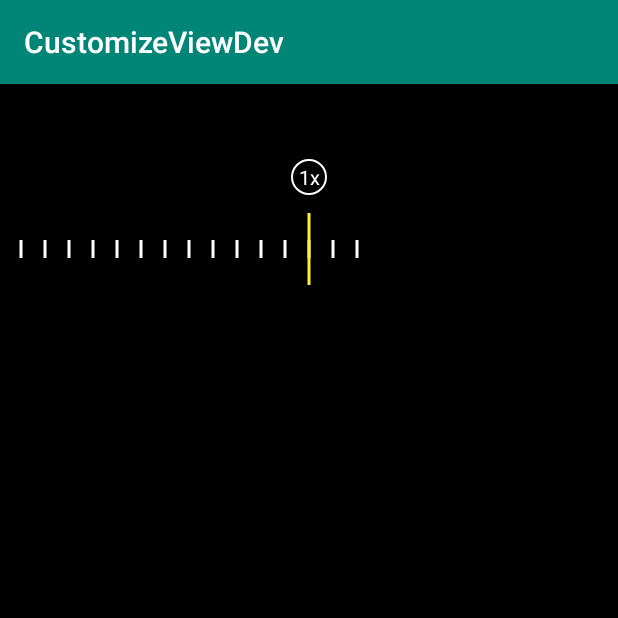
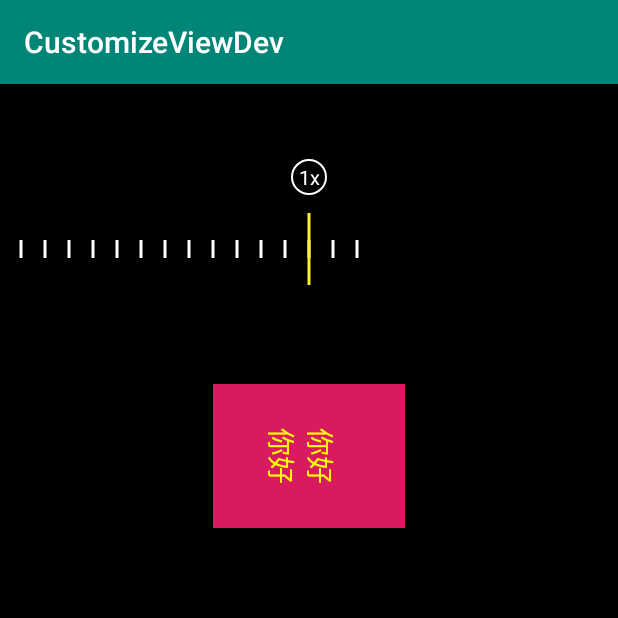
Before and after one commit to cat9tac/CustomizeViewDev, an Android app: the screen it shows after launch (MainActivity), on a phone screen of 412 x 824 dp, the top half of it. Run offline under Robolectric (Android 15) with nearby library versions, the phone set to English and light mode, and no system bars.

Commit message:
添加ModuleSelectView

```diff
--- a/app/src/main/java/com/example/customizeviewdev/MainActivity.java
+++ b/app/src/main/java/com/example/customizeviewdev/MainActivity.java
@@ -3,9 +3,6 @@ package com.example.customizeviewdev;
 import androidx.appcompat.app.AppCompatActivity;
 
 import android.os.Bundle;
-import android.widget.HorizontalScrollView;
-
-import com.example.customizeviewdev.ZoomScaleView.CustomZoomScaleView;
 
 public class MainActivity extends AppCompatActivity {
 
--- /dev/null
+++ b/app/src/main/java/com/example/customizeviewdev/ModeSelectView/ModeSelectView.java
@@ -0,0 +1,78 @@
+package com.example.customizeviewdev.ModeSelectView;
+
+import android.content.Context;
+import android.graphics.Canvas;
+import android.graphics.Color;
+import android.graphics.Paint;
+import android.util.AttributeSet;
+import android.view.MotionEvent;
+import android.view.View;
+
+public class ModeSelectView extends View {
+
+    private final static String TAG = "ModeSelectView";
+    private final static int MODE_1 = 1;
+    private final static int MODE_2 = 0;
+    private Context mContext;
+    private String[] modeStrs = new String[]{"模式1", "模式2"};
+    private int mMode = 1;
+
+
+    private Paint mPaint;
+
+
+    public ModeSelectView(Context context) {
+        this(context, null);
+    }
+
+    public ModeSelectView(Context context, AttributeSet attrs) {
+        this(context, attrs, 0);
+    }
+
+    public ModeSelectView(Context context, AttributeSet attrs, int defStyleAttr) {
+        super(context, attrs, defStyleAttr);
+        this.mContext = context;
+
+    }
+
+    @Override
+    protected void onSizeChanged(int w, int h, int oldw, int oldh) {
+        super.onSizeChanged(w, h, oldw, oldh);
+        mPaint = new Paint(Paint.ANTI_ALIAS_FLAG);
+        mPaint.setColor(Color.YELLOW);
+        mPaint.setTextAlign(Paint.Align.CENTER);
+        mPaint.setTextSize(28);
+    }
+
+    @Override
+    public boolean onTouchEvent(MotionEvent event) {
+        switch (event.getAction()) {
+            case MotionEvent.ACTION_DOWN:
+                break;
+            case MotionEvent.ACTION_MOVE:
+                break;
+            case MotionEvent.ACTION_UP:
+                break;
+        }
+        return super.onTouchEvent(event);
+    }
+
+    @Override
+    protected void onDraw(Canvas canvas) {
+        super.onDraw(canvas);
+        //  Log.d(TAG, "onDraw");
+        canvas.save();
+        canvas.rotate(90,getWidth()/2,getHeight()/2);
+        canvas.drawText("你好",getWidth()/2,getHeight()/2, mPaint);
+        canvas.drawText("你好",getWidth()/2,getHeight()/2 +39, mPaint);
+        canvas.restore();
+        if(mMode == MODE_1) {
+
+        }else {
+
+        }
+
+    }
+
+
+}
--- /dev/null
+++ b/app/src/main/java/com/example/customizeviewdev/ModeSelectView/MyTextView.java
@@ -0,0 +1,4 @@
+package com.example.customizeviewdev.ModeSelectView;
+
+public class MyTextView {
+}
--- a/app/src/main/res/layout/activity_main.xml
+++ b/app/src/main/res/layout/activity_main.xml
@@ -12,10 +12,19 @@
         android:layout_width="match_parent"
         android:layout_height="wrap_content"
         android:layout_marginTop="50dp"
-        app:layout_constraintTop_toTopOf="parent"
         app:layout_constraintLeft_toLeftOf="parent"
         app:layout_constraintRight_toRightOf="parent"
-        />
+        app:layout_constraintTop_toTopOf="parent" />
+
+    <com.example.customizeviewdev.ModeSelectView.ModeSelectView
+        android:layout_width="192px"
+        android:layout_height="144px"
+        android:layout_marginTop="200dp"
+        app:layout_constraintLeft_toLeftOf="parent"
+        app:layout_constraintRight_toRightOf="parent"
+        android:background="@color/colorAccent"
+        app:layout_constraintTop_toTopOf="parent"/>
+
 
 
 
```
